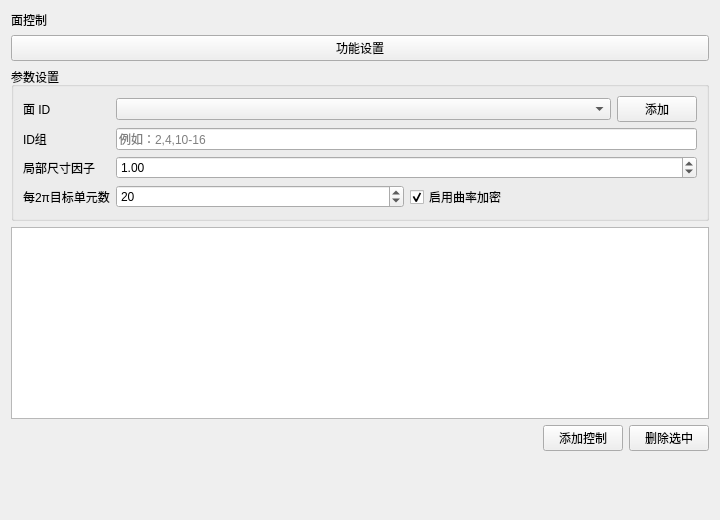
Above: plugins/Base_Mesh/MeshFaceControlWidget.ui from asd977/base_cae before the change. Below: the same form after it.
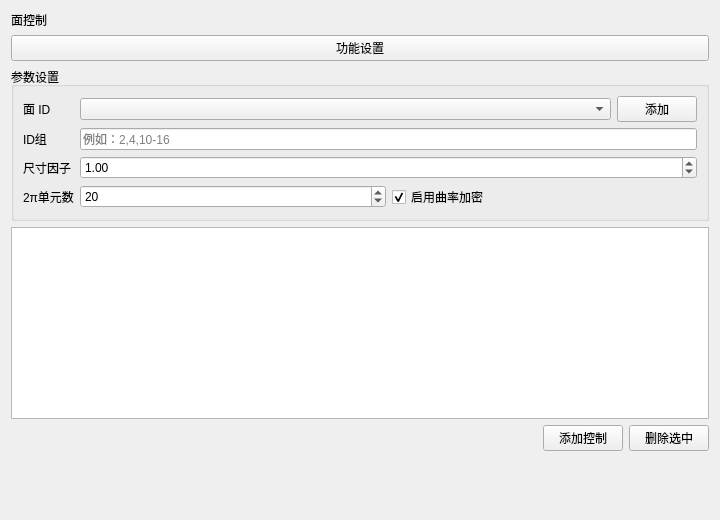
That is the form after the change. Custom widgets are drawn as their Qt base class.

Diff of the .ui file:
```diff
--- a/plugins/Base_Mesh/MeshFaceControlWidget.ui
+++ b/plugins/Base_Mesh/MeshFaceControlWidget.ui
@@ -37,14 +37,14 @@
       <item row="4" column="0">
        <widget class="QLabel" name="labelCurvatureLevel">
         <property name="text">
-         <string>每2π目标单元数</string>
+         <string>2π单元数</string>
         </property>
        </widget>
       </item>
       <item row="2" column="0">
        <widget class="QLabel" name="labelLocalSizeFactor">
         <property name="text">
-         <string>局部尺寸因子</string>
+         <string>尺寸因子</string>
         </property>
        </widget>
       </item>
```
